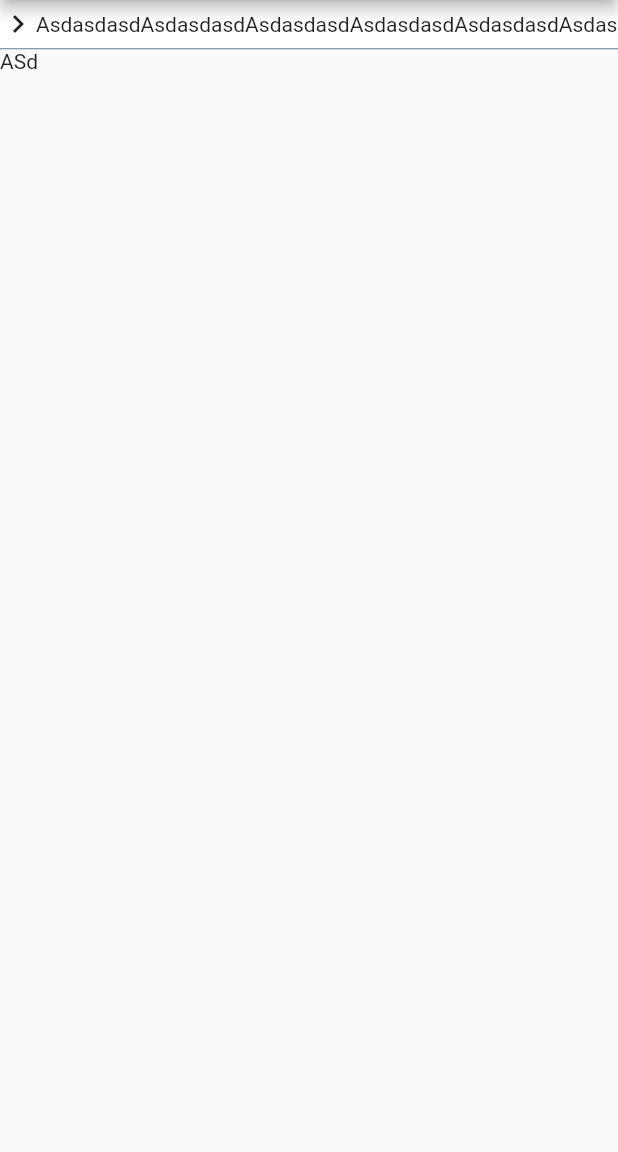
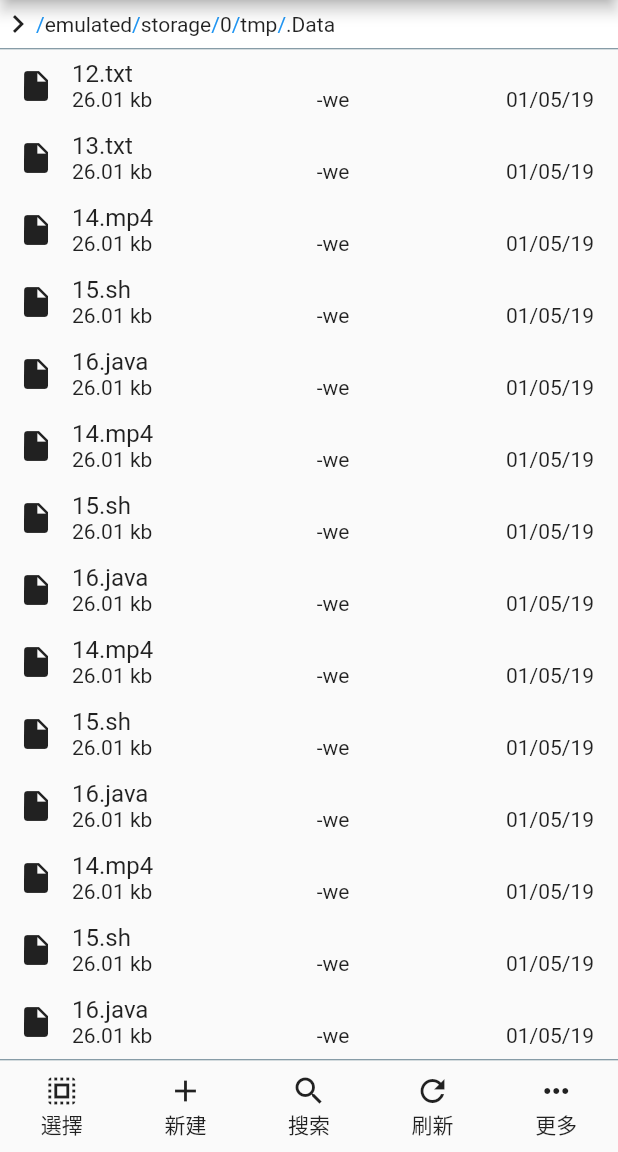
Before and after one commit to CreeperSan/FileManager, a Flutter app: the screen it shows after launch, on a phone screen of 412 x 824 dp, the part 84-1236 px from its top. Run offline on Flutter 3.47's test engine with Material 2 defaults, Android fonts, the light colour scheme and no system bars; our stand-ins replace fluttertoast.

Commit message:
[Update] Coding

```diff
--- a/lib/Page/Pagers/FilePager.dart
+++ b/lib/Page/Pagers/FilePager.dart
@@ -37,35 +37,83 @@ class _FilePagerState extends State<FilePager>{
         Container(height: 32, decoration: BoxDecoration(color: Colors.white),child: Row(children: <Widget>[
           Expanded(child: ListView(scrollDirection: Axis.horizontal, children: <Widget>[
             Icon(Icons.chevron_right),
-            Align(child: Text("Asdasdasd")),
-            Align(child: Text("Asdasdasd")),
-            Align(child: Text("Asdasdasd")),
-            Align(child: Text("Asdasdasd")),
-            Align(child: Text("Asdasdasd")),
-            Align(child: Text("Asdasdasd")),
-            Align(child: Text("Asdasdasd")),
-            Align(child: Text("Asdasdasd")),
-            Align(child: Text("Asdasdasd")),
-            Align(child: Text("Asdasdasd")),
-            Align(child: Text("Asdasdasd")),
-            Align(child: Text("Asdasdasd")),
-            Align(child: Text("Asdasdasd")),
-            Align(child: Text("Asdasdasd")),
-            Align(child: Text("Asdasdasd")),
-            Align(child: Text("Asdasdasd")),
+            _getFilePathWidget("emulated"),
+            _getFilePathWidget("storage"),
+            _getFilePathWidget("0"),
+            _getFilePathWidget("tmp"),
+            _getFilePathWidget(".Data"),
           ]))
         ])),
         Divider(height: 1, color: Colors.blueGrey),
         Expanded(child: ListView(children: <Widget>[
-          Text("ASd")
-        ]))
-      ]))
+          Column(mainAxisAlignment: MainAxisAlignment.center, children: <Widget>[
+            _getFileItemWidget("12.txt", "26.01 kb", "-we", "01/05/19"),
+            _getFileItemWidget("13.txt", "26.01 kb", "-we", "01/05/19"),
+            _getFileItemWidget("14.mp4", "26.01 kb", "-we", "01/05/19"),
+            _getFileItemWidget("15.sh", "26.01 kb", "-we", "01/05/19"),
+            _getFileItemWidget("16.java", "26.01 kb", "-we", "01/05/19"),
+            _getFileItemWidget("14.mp4", "26.01 kb", "-we", "01/05/19"),
+            _getFileItemWidget("15.sh", "26.01 kb", "-we", "01/05/19"),
+            _getFileItemWidget("16.java", "26.01 kb", "-we", "01/05/19"),
+            _getFileItemWidget("14.mp4", "26.01 kb", "-we", "01/05/19"),
+            _getFileItemWidget("15.sh", "26.01 kb", "-we", "01/05/19"),
+            _getFileItemWidget("16.java", "26.01 kb", "-we", "01/05/19"),
+            _getFileItemWidget("14.mp4", "26.01 kb", "-we", "01/05/19"),
+            _getFileItemWidget("15.sh", "26.01 kb", "-we", "01/05/19"),
+            _getFileItemWidget("16.java", "26.01 kb", "-we", "01/05/19"),
+            _getFileItemWidget("14.mp4", "26.01 kb", "-we", "01/05/19"),
+            _getFileItemWidget("15.sh", "26.01 kb", "-we", "01/05/19"),
+            _getFileItemWidget("16.java", "26.01 kb", "-we", "01/05/19"),
+            _getFileItemWidget("14.mp4", "26.01 kb", "-we", "01/05/19"),
+            _getFileItemWidget("15.sh", "26.01 kb", "-we", "01/05/19"),
+            _getFileItemWidget("16.java", "26.01 kb", "-we", "01/05/19"),
+          ])
+        ])),
+        Divider(height: 1, color: Colors.blueGrey),
+        Row(children: <Widget>[
+          _getBottomButtom("選擇", Icons.select_all),
+          _getBottomButtom("新建", Icons.add),
+          _getBottomButtom("搜索", Icons.search),
+          _getBottomButtom("刷新", Icons.refresh),
+          _getBottomButtom("更多", Icons.more_horiz),
+        ])
+      ])),
     ]);
   }
 
   /// 點擊事件
   void _onMorePress(){
     print("onMenuPressed()");
+  }
+
+  Widget _getFileItemWidget(String fileName, String fileSize, String permission, String time){
+    return Row(children: <Widget>[
+      Container(width: 48, height: 48, child: Icon(Icons.insert_drive_file)),
+      Expanded(child: Column(children: <Widget>[
+        Row(children: <Widget>[
+          Text(fileName, style: TextStyle(fontSize: 16))
+        ]),
+        Padding(padding: EdgeInsets.only(right: 16), child: Row(children: <Widget>[
+          Expanded(child: Text(fileSize, textAlign: TextAlign.left)),
+          Expanded(child: Text(permission, textAlign: TextAlign.center)),
+          Expanded(child: Text(time, textAlign: TextAlign.right)),
+        ]))
+      ]))
+    ]);
+  }
+
+  Widget _getFilePathWidget(String folderName){
+    return Row(children: <Widget>[
+      Text("/", style: TextStyle(color: Colors.blue)),
+      Text(folderName),
+    ]);
+  }
+
+  Widget _getBottomButtom(String name, IconData icon){
+    return Expanded(child: Padding(padding: EdgeInsets.symmetric(vertical: 8, horizontal: 16), child: Column(children: <Widget>[
+      Icon(icon),
+      Text(name)
+    ])));
   }
 
 }
```
